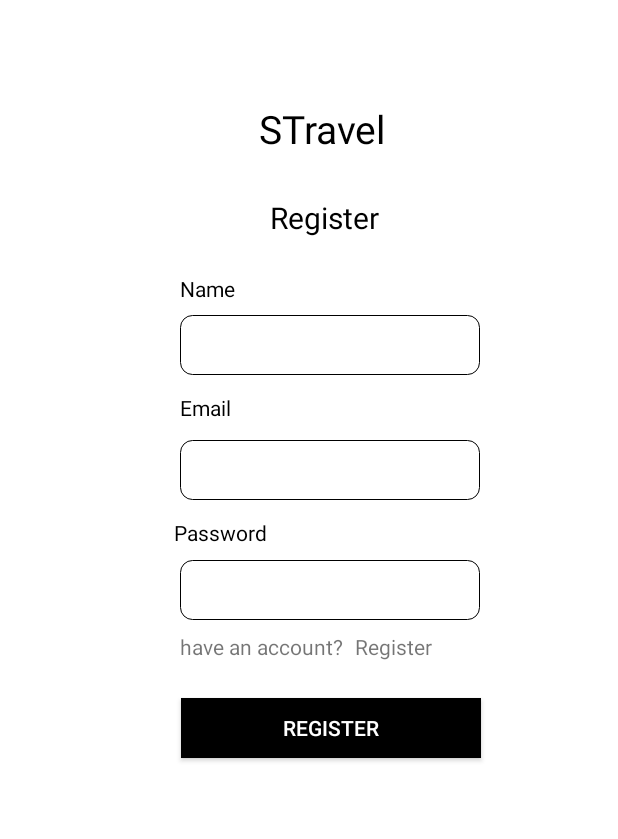
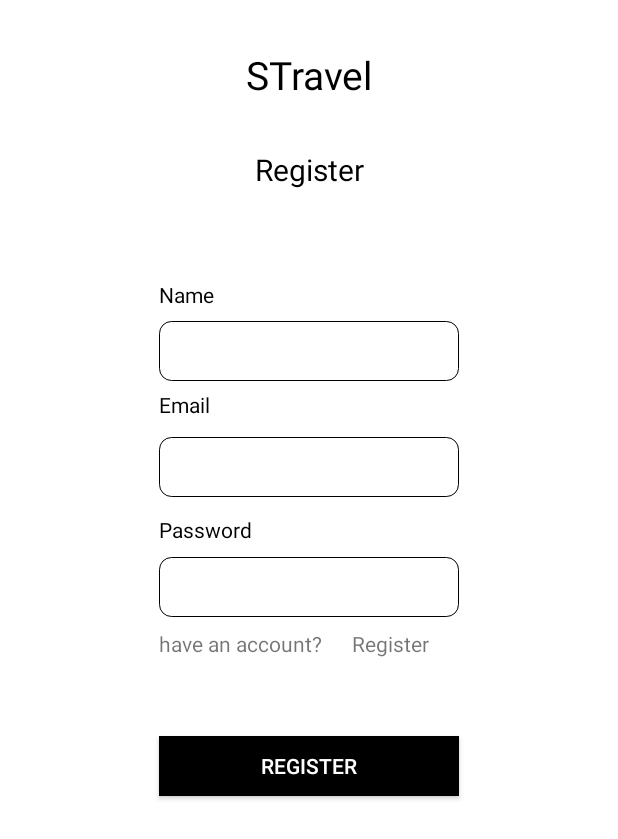
Before and after one commit to NaufalRafif25/STravelR2N, an Android app: the screen it shows after launch (MainActivity), on a phone screen of 412 x 824 dp. Shown: the top 839 px of the screen. Run offline under Robolectric (Android 15) with nearby library versions, the phone set to English and light mode, and no system bars.

Commit message:
benerin fragment Register & Login

```diff
--- a/app/src/main/res/layout/fragment_login.xml
+++ b/app/src/main/res/layout/fragment_login.xml
@@ -87,7 +87,6 @@
         android:id="@+id/noteRegister"
         android:layout_width="wrap_content"
         android:layout_height="wrap_content"
-        android:layout_marginStart="8dp"
         android:layout_marginTop="8dp"
         android:text="Register"
         android:textSize="14sp"
@@ -105,5 +104,5 @@
         android:textColor="@color/white"
         app:layout_constraintStart_toStartOf="parent"
         app:layout_constraintEnd_toEndOf="parent"
-        app:layout_constraintTop_toBottomOf="@+id/editTextPassword" />
+        app:layout_constraintTop_toBottomOf="@+id/noteTextRegister" />
 </androidx.constraintlayout.widget.ConstraintLayout>
--- a/app/src/main/res/layout/fragment_register.xml
+++ b/app/src/main/res/layout/fragment_register.xml
@@ -9,118 +9,110 @@
         android:id="@+id/judulSTravel"
         android:layout_width="wrap_content"
         android:layout_height="wrap_content"
-        android:layout_marginStart="16dp"
-        android:layout_marginTop="68dp"
-        android:layout_marginEnd="16dp"
+        android:layout_marginTop="32dp"
         android:text="STravel"
         android:textColor="@color/black"
         android:textSize="26sp"
         app:layout_constraintEnd_toEndOf="parent"
-        app:layout_constraintHorizontal_bias="0.531"
         app:layout_constraintStart_toStartOf="parent"
         app:layout_constraintTop_toTopOf="parent" />
 
     <TextView
-
-        android:id="@+id/judulLogin"
+        android:id="@+id/judulRegister"
         android:layout_width="wrap_content"
         android:layout_height="wrap_content"
-        android:layout_marginStart="180dp"
-        android:layout_marginTop="28dp"
+        android:layout_marginTop="32dp"
         android:text="Register"
         android:textColor="@color/black"
         android:textSize="20sp"
         app:layout_constraintStart_toStartOf="parent"
+        app:layout_constraintEnd_toEndOf="parent"
         app:layout_constraintTop_toBottomOf="@+id/judulSTravel" />
 
     <TextView
-        android:id="@+id/tv_name"
+        android:id="@+id/textName"
         android:layout_width="wrap_content"
         android:layout_height="wrap_content"
-        android:layout_marginStart="120dp"
-        android:layout_marginTop="24dp"
+        android:layout_marginTop="60dp"
         android:text="Name"
         android:textColor="@color/black"
-        app:layout_constraintStart_toStartOf="parent"
-        app:layout_constraintTop_toBottomOf="@+id/judulLogin" />
+        app:layout_constraintStart_toStartOf="@id/editTextName"
+        app:layout_constraintTop_toBottomOf="@+id/judulRegister" />
 
     <EditText
-        android:id="@+id/editText3"
+        android:id="@+id/editTextName"
         android:layout_width="200dp"
         android:layout_height="40dp"
-        android:layout_marginStart="120dp"
         android:layout_marginTop="8dp"
         android:background="@drawable/bg_et_primary"
         android:inputType="text"
         android:textColor="@color/black"
         app:layout_constraintStart_toStartOf="parent"
-        app:layout_constraintTop_toBottomOf="@+id/tv_name" />
+        app:layout_constraintEnd_toEndOf="parent"
+        app:layout_constraintTop_toBottomOf="@+id/textName" />
 
     <TextView
         android:id="@+id/textEmail"
         android:layout_width="wrap_content"
         android:layout_height="wrap_content"
-        android:layout_marginStart="120dp"
-        android:layout_marginTop="60dp"
+        android:layout_marginTop="6dp"
         android:text="Email"
         android:textColor="@color/black"
-        app:layout_constraintStart_toStartOf="parent"
-        app:layout_constraintTop_toBottomOf="@+id/tv_name" />
+        app:layout_constraintStart_toStartOf="@id/editTextEmail"
+        app:layout_constraintTop_toBottomOf="@+id/editTextName" />
 
     <EditText
-        android:id="@+id/editText2"
+        android:id="@+id/editTextEmail"
         android:layout_width="200dp"
         android:layout_height="40dp"
-        android:layout_marginStart="120dp"
         android:layout_marginTop="12dp"
         android:background="@drawable/bg_et_primary"
         android:inputType="text"
         android:textColor="@color/black"
         app:layout_constraintStart_toStartOf="parent"
+        app:layout_constraintEnd_toEndOf="parent"
         app:layout_constraintTop_toBottomOf="@+id/textEmail" />
 
     <TextView
         android:id="@+id/textPassword"
         android:layout_width="wrap_content"
         android:layout_height="wrap_content"
-        android:layout_marginStart="116dp"
         android:layout_marginTop="12dp"
         android:text="Password"
         android:textColor="@color/black"
-        app:layout_constraintStart_toStartOf="parent"
-        app:layout_constraintTop_toBottomOf="@+id/editText2" />
+        app:layout_constraintStart_toStartOf="@id/editTextPassword"
+        app:layout_constraintTop_toBottomOf="@+id/editTextEmail" />
 
     <EditText
         android:id="@+id/editTextPassword"
         android:layout_width="200dp"
         android:layout_height="40dp"
-        android:layout_marginStart="120dp"
         android:layout_marginTop="92dp"
         android:background="@drawable/bg_et_primary"
         android:inputType="text"
         android:textColor="@color/black"
         app:layout_constraintStart_toStartOf="parent"
+        app:layout_constraintEnd_toEndOf="parent"
         app:layout_constraintTop_toBottomOf="@+id/textEmail" />
 
     <TextView
         android:id="@+id/noteTextRegister"
         android:layout_width="wrap_content"
         android:layout_height="wrap_content"
-        android:layout_marginStart="120dp"
         android:layout_marginTop="8dp"
         android:text="have an account?"
         android:textSize="14sp"
-        app:layout_constraintStart_toStartOf="parent"
+        app:layout_constraintStart_toStartOf="@id/editTextPassword"
         app:layout_constraintTop_toBottomOf="@+id/editTextPassword" />
 
     <TextView
         android:layout_width="wrap_content"
         android:layout_height="wrap_content"
-        android:layout_marginStart="8dp"
         android:layout_marginTop="8dp"
         android:text="Register"
         android:textSize="14sp"
         app:layout_constraintStart_toEndOf="@+id/noteTextRegister"
+        app:layout_constraintEnd_toEndOf="@id/editTextPassword"
         app:layout_constraintTop_toBottomOf="@+id/editTextPassword" />
 
     <androidx.appcompat.widget.AppCompatButton
@@ -132,7 +124,6 @@
         android:text="Register"
         android:textColor="@color/white"
         app:layout_constraintEnd_toEndOf="parent"
-        app:layout_constraintHorizontal_bias="0.568"
         app:layout_constraintStart_toStartOf="parent"
-        app:layout_constraintTop_toBottomOf="@+id/editTextPassword" />
+        app:layout_constraintTop_toBottomOf="@+id/noteTextRegister" />
 </androidx.constraintlayout.widget.ConstraintLayout>
```
